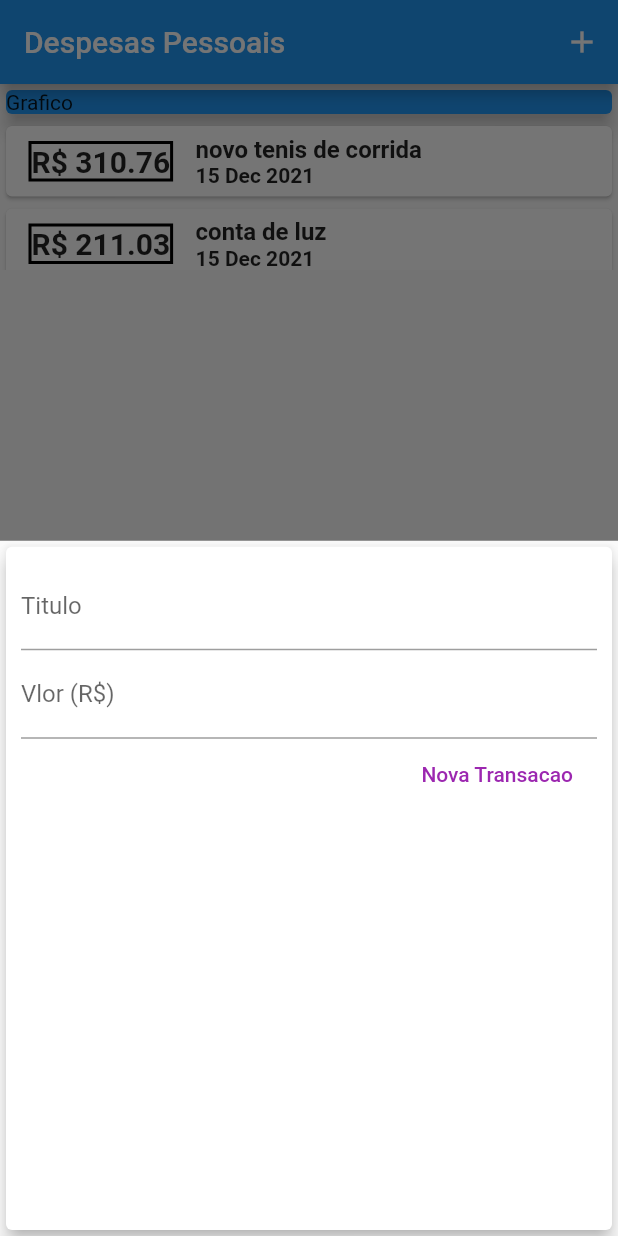
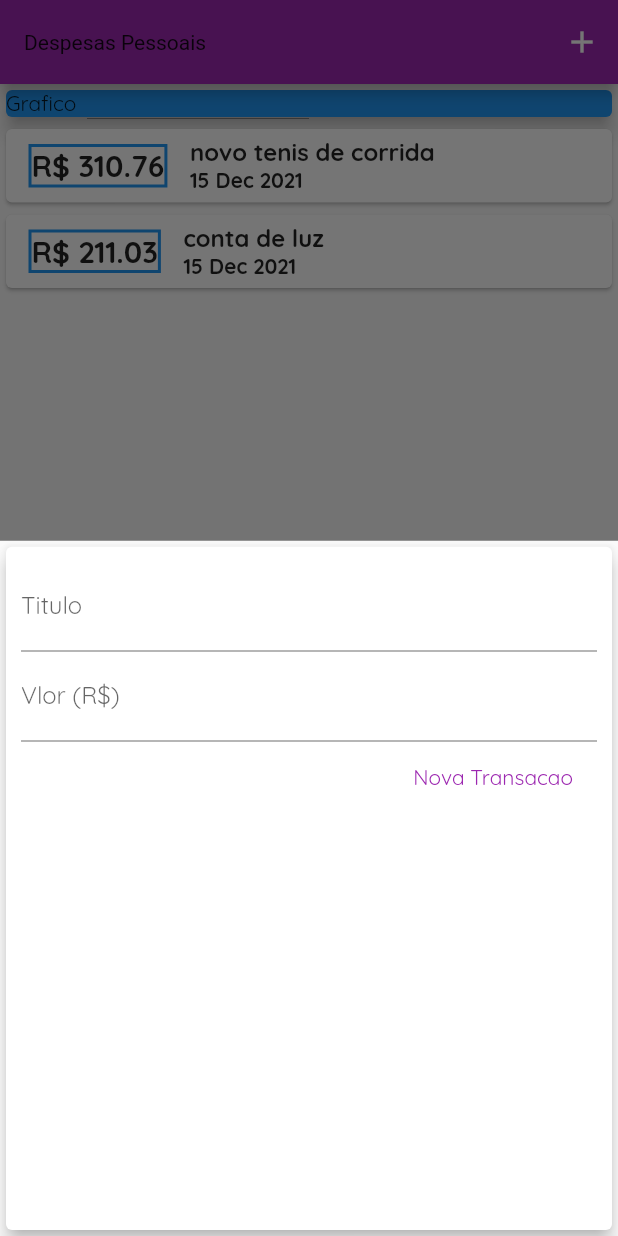
Before and after one commit to PereiraSantos/curso_flutter, a Flutter app: the screen it shows after launch, after a tap on the "add" icon, on a phone screen of 412 x 824 dp. Run offline on Flutter 3.47's test engine with Material 2 defaults, Android fonts, the phone set to English and light mode, and no system bars.

Commit message:
adicionando temas

```diff
--- a/expenses/lib/components/transaction_form.dart
+++ b/expenses/lib/components/transaction_form.dart
@@ -1,12 +1,19 @@
 import 'package:flutter/material.dart';
 
-class TransactionForm extends StatelessWidget {
+class TransactionForm extends StatefulWidget {
 
-  final titleController = TextEditingController();
-  final valueController = TextEditingController();
   final void Function(String, double) onSubmit;
 
   TransactionForm({required this.onSubmit});
+
+  @override
+  State<TransactionForm> createState() => _TransactionFormState();
+}
+
+class _TransactionFormState extends State<TransactionForm> {
+  final titleController = TextEditingController();
+
+  final valueController = TextEditingController();
 
   _onSubmit(){
     final title = titleController.text;
@@ -14,7 +21,7 @@ class TransactionForm extends StatelessWidget {
     if(title.isEmpty || value <= 0){
       return;
     }
-    onSubmit(title, value);
+    widget.onSubmit(title, value);
   }
 
   @override
--- a/expenses/lib/components/trasnsaction_list.dart
+++ b/expenses/lib/components/trasnsaction_list.dart
@@ -11,7 +11,7 @@ class TransactionList extends StatelessWidget {
   @override
   Widget build(BuildContext context) {
     return Container(
-      height: 100,
+      height: 200,
       child: ListView.builder(
           itemCount: transactions.length,
           itemBuilder: (ctx, index){
@@ -23,7 +23,7 @@ class TransactionList extends StatelessWidget {
                 Container(
                   margin: const EdgeInsets.symmetric(horizontal: 15, vertical: 10),
                   decoration: BoxDecoration(
-                      border: Border.all(color: Colors.black,width: 2)
+                      border: Border.all(color: Theme.of(context).primaryColor,width: 2)
                   ),
                   child: Text('R\$ ${tr.value.toStringAsFixed(2)}',
                     style: const TextStyle(fontSize: 20,
--- a/expenses/lib/main.dart
+++ b/expenses/lib/main.dart
@@ -14,7 +14,17 @@ class ExpensesApp  extends StatelessWidget {
   @override
   Widget build(BuildContext context) {
     return MaterialApp(
-        home: MyHomePage()
+        home: MyHomePage(),
+        theme: ThemeData(
+        fontFamily: 'Quicksand',
+          appBarTheme: AppBarTheme(textTheme: ThemeData.light().textTheme.copyWith(
+            headline1: const TextStyle(
+              fontFamily: 'OpenSans',
+              fontSize: 20,
+              fontWeight: FontWeight.bold
+            )
+          )), colorScheme: ColorScheme.fromSwatch(primarySwatch: Colors.purple).copyWith(secondary: Colors.amber)
+      )
     );
   }
 }
@@ -43,9 +53,12 @@ class _MyHomePageState extends State<MyHomePage> {
     setState(() {
       _transactions.add(newTransaction);
     });
+
+    Navigator.of(context).pop();
+
   }
   void _openTransactionFormModal(BuildContext context){
-    showModalBottomSheet(context: context, builder: (ctx){
+    showModalBottomSheet(context: context, builder: (_){
       return TransactionForm(onSubmit: _addTransaction);
     });
   }
```
Also changed, not shown: expenses/pubspec.yaml (+11 -14 lines), expenses/assets/fonts/OpenSans-Bold.ttf (added), expenses/assets/fonts/OpenSans-Regular.ttf (added), expenses/assets/fonts/Quicksand-Bold.ttf (added), expenses/assets/fonts/Quicksand-Light.ttf (added), expenses/assets/fonts/Quicksand-Medium.ttf (added), expenses/assets/fonts/Quicksand-Regular.ttf (added).
